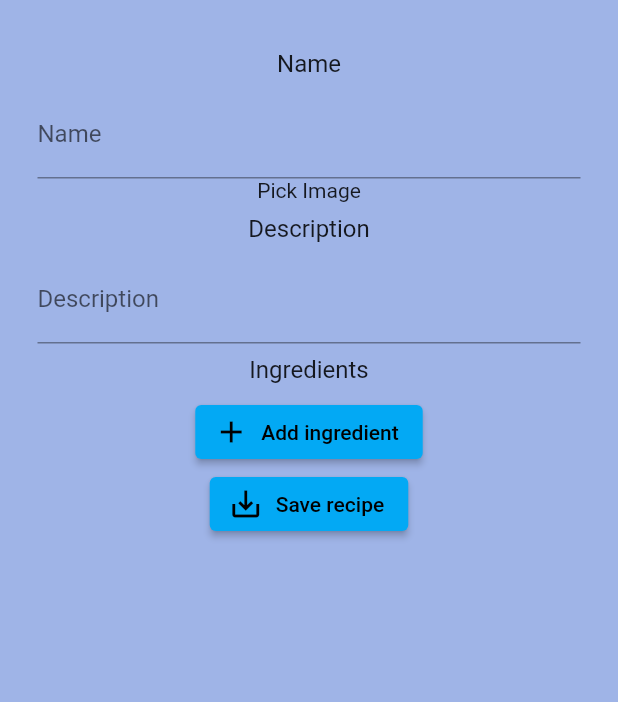
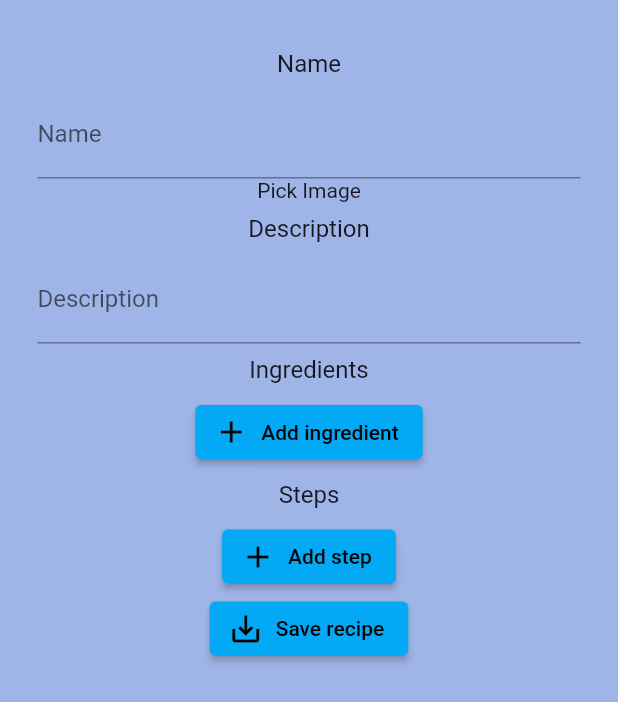
Before and after one commit to valeriiaradzivilo/cook_helper, a Flutter app: the CreateRecipeScreen screen opened directly, on a phone screen of 412 x 824 dp. Shown: the top 702 px of the screen. Run offline on Flutter 3.47's test engine with Material 2 defaults, Android fonts, the phone set to English and light mode, and no system bars; our stand-ins replace cloud_firestore, file_picker, firebase_auth, firebase_core, firebase_storage, flutter_rating_bar and 1 more; accounts and stored records are empty.

Commit message:
Added steps + 1 todo for future

```diff
--- a/lib/main.dart
+++ b/lib/main.dart
@@ -39,8 +39,8 @@ class MyApp extends StatelessWidget {
             primarySwatch: Colors.lightBlue,
           ),
         routes: {
-            '/':(context) => MainPage(),
-            '/openRecipe':(context)=>OpenRecipeScreen(),
+            '/':(context) => const CreateRecipeScreen(),
+            '/openRecipe':(context)=>const OpenRecipeScreen(),
         },
         );
     }
--- a/lib/screens/create_recipe_screen.dart
+++ b/lib/screens/create_recipe_screen.dart
@@ -102,6 +102,26 @@ class _CreateRecipeScreenState extends State<CreateRecipeScreen> {
                     icon: const Icon(Icons.add),
                     label: const Text("Add ingredient")),
 
+                //TODO: clean your code here to avoid repeats
+                DescriptionText(text:"Steps"),
+                for(int i =0; i< stepsControllers.length;i++)
+                  TextFormField(
+                    controller: stepsControllers.elementAt(i),
+                    decoration: InputDecoration(
+                      border: UnderlineInputBorder(),
+                      labelText: "Step ${i+1}",
+                    ),
+                  ),
+                ElevatedButton.icon(
+                    onPressed: () {
+                      setState(() {
+                        stepsControllers.add(TextEditingController());
+                      });
+
+                    },
+                    icon: const Icon(Icons.add),
+                    label: const Text("Add step")),
+
                 ElevatedButton.icon(
                     onPressed: () {
                       // uploadImageToFirebase(currentRecipe.imageUrl);
```
